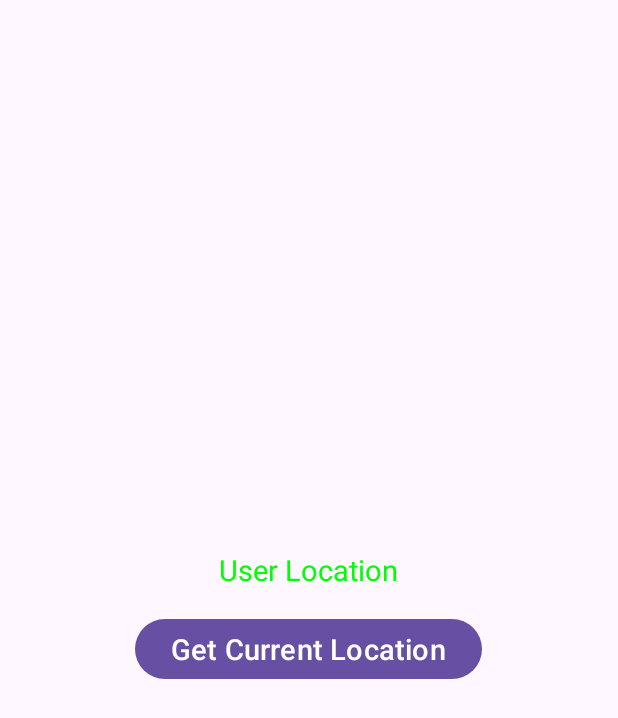
After one commit to CinekTV/mobilne-projekt, an Android app: the Localization screen opened directly, with no data from a screen before it, on a phone screen of 412 x 824 dp. The commit adds this screen. Shown: the top 718 px of the screen. Run offline under Robolectric (Android 15) with nearby library versions, the phone set to English and light mode, and no system bars.

Commit message:
Lokalizowanie na drugim activity

```diff
--- a/app/build.gradle.kts
+++ b/app/build.gradle.kts
@@ -35,6 +35,7 @@
 
     implementation("androidx.appcompat:appcompat:1.6.1")
     implementation("com.google.android.material:material:1.9.0")
+    implementation ("com.google.android.gms:play-services-location:21.0.1")
     implementation("androidx.constraintlayout:constraintlayout:2.1.4")
     implementation("androidx.cardview:cardview:1.0.0")
     implementation("com.caverock:androidsvg:1.4")
--- /dev/null
+++ b/app/src/main/res/layout/activity_localization.xml
@@ -0,0 +1,28 @@
+<?xml version="1.0" encoding="utf-8"?>
+<LinearLayout xmlns:android="http://schemas.android.com/apk/res/android"
+    xmlns:app="http://schemas.android.com/apk/res-auto"
+    xmlns:tools="http://schemas.android.com/tools"
+    android:layout_width="match_parent"
+    android:layout_height="match_parent"
+    android:gravity="center"
+    android:orientation="vertical"
+    tools:context=".Localization">
+
+    <TextView
+        android:id="@+id/addressText"
+        android:layout_width="wrap_content"
+        android:layout_height="wrap_content"
+        android:text="User Location"
+        android:textColor="#0f0"
+        android:textSize="19sp" />
+
+    <Button
+        android:id="@+id/locationButton"
+        android:layout_width="wrap_content"
+        android:layout_height="wrap_content"
+        android:layout_marginTop="16dp"
+        android:text="Get Current Location"
+        android:textAllCaps="false"
+        android:textSize="19sp"/>
+
+</LinearLayout>
```
Also changed, not shown: app/src/main/AndroidManifest.xml (+9 -2 lines), app/src/main/java/pl/edu/pb/projektsystemymobilne/Localization.java (added, +132 -0 lines), app/src/main/java/pl/edu/pb/projektsystemymobilne/MainActivity.java (+14 -0 lines), app/src/main/res/layout/activity_main.xml (+10 -0 lines).
